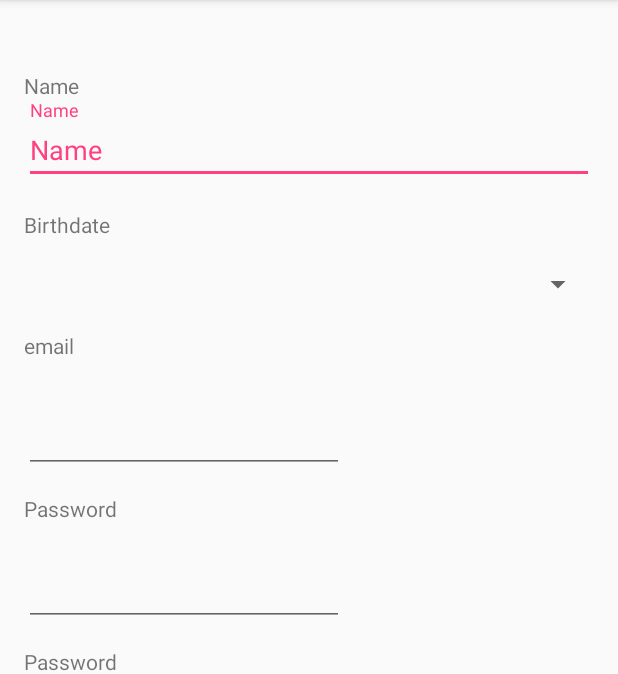
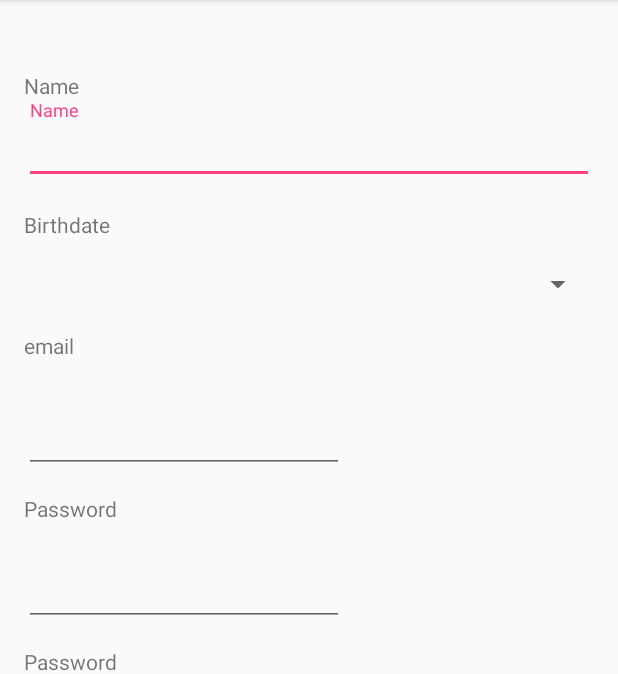
Before and after one commit to emuhlestein/FinancialPlanner, an Android app: the NewUserActivity screen opened directly, with no data from a screen before it, on a phone screen of 412 x 824 dp, the part 84-758 px from its top. Run offline under Robolectric (Android 15) with nearby library versions, the phone set to English and light mode, and no system bars; our stand-ins replace ButterKnife.

Commit message:
Remove setHint on name edit text so TextInputLayout works properly.

```diff
--- a/retirementhelper/src/main/java/com/intelliviz/retirementhelper/ui/NewUserActivity.java
+++ b/retirementhelper/src/main/java/com/intelliviz/retirementhelper/ui/NewUserActivity.java
@@ -17,6 +17,5 @@ public class NewUserActivity extends AppCompatActivity {
         super.onCreate(savedInstanceState);
         setContentView(R.layout.activity_new_user);
         ButterKnife.bind(this);
-        mUserName.setHint("Name");
     }
 }
```
